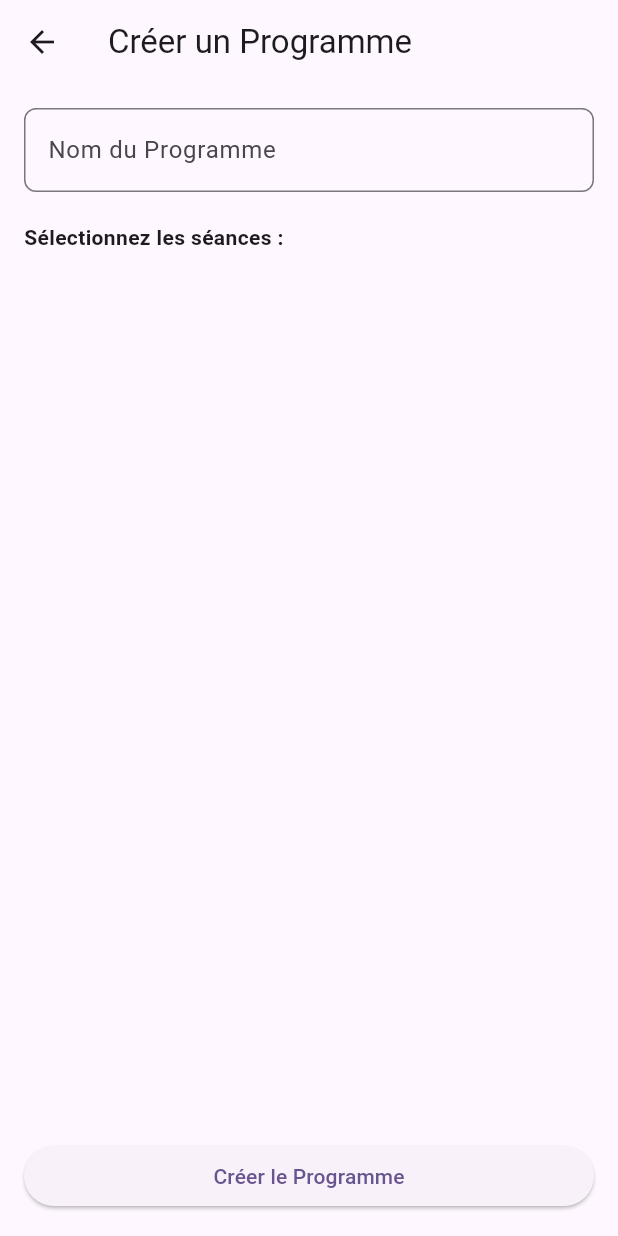
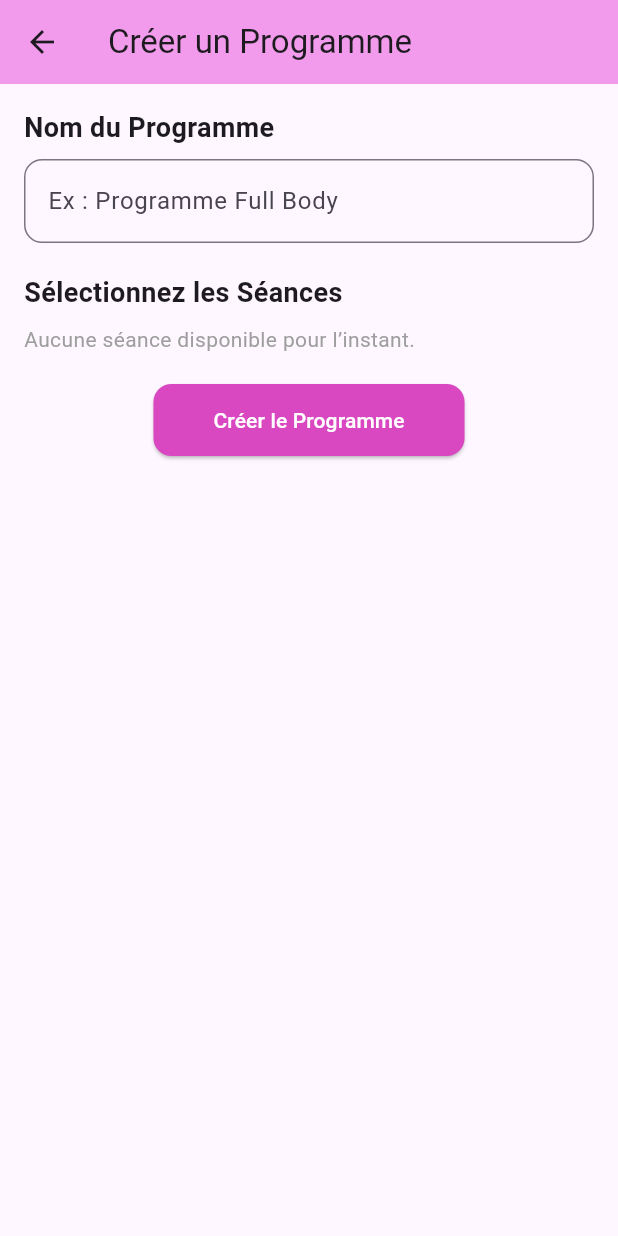
Before and after one commit to Roowka/GymbrOS, a Flutter app: the ProgramPage screen opened directly, on a phone screen of 412 x 824 dp. Run offline on Flutter 3.47's test engine with Material 3 defaults, Android fonts, the light colour scheme and no system bars; our stand-ins replace sqflite, table_calendar; accounts and stored records are empty.

```diff
--- a/lib/src/features/program/page/program_page.dart
+++ b/lib/src/features/program/page/program_page.dart
@@ -1,7 +1,8 @@
 import 'package:flutter/material.dart';
 import 'package:provider/provider.dart';
 import 'package:gymbros/src/features/providers/session_provider.dart';
-import 'package:gymbros/src/features/providers/program_provider.dart'; // Import ProgramProvider
+import 'package:gymbros/src/features/providers/program_provider.dart';
+import 'package:gymbros/src/shared/utils/constants.dart';
 
 class ProgramPage extends StatefulWidget {
   const ProgramPage({Key? key}) : super(key: key);
@@ -24,29 +25,47 @@ class _ProgramPageState extends State<ProgramPage> {
     return Scaffold(
       appBar: AppBar(
         title: const Text('Créer un Programme'),
+        backgroundColor: AppColors.secondaryColor,
       ),
       body: SingleChildScrollView(
         padding: const EdgeInsets.all(16),
         child: Column(
           crossAxisAlignment: CrossAxisAlignment.start,
           children: [
+            // Champ pour le nom du programme
+            _buildSectionTitle('Nom du Programme'),
+            const SizedBox(height: 8),
             TextField(
               controller: programNameController,
               decoration: InputDecoration(
-                labelText: 'Nom du Programme',
+                labelText: 'Ex : Programme Full Body',
                 border: OutlineInputBorder(
-                  borderRadius: BorderRadius.circular(8),
+                  borderRadius: BorderRadius.circular(12),
+                ),
+                focusedBorder: OutlineInputBorder(
+                  borderRadius: BorderRadius.circular(12),
                 ),
               ),
             ),
             const SizedBox(height: 20),
+
+            // Sélection des séances
+            _buildSectionTitle('Sélectionnez les Séances'),
+            const SizedBox(height: 8),
+            if (sessions.isEmpty)
               const Text(
-              'Sélectionnez les séances :',
-              style: TextStyle(fontWeight: FontWeight.bold),
+                'Aucune séance disponible pour l’instant.',
+                style: TextStyle(color: Colors.grey),
+              )
+            else
+              Card(
+                shape: RoundedRectangleBorder(
+                  borderRadius: BorderRadius.circular(12),
                 ),
-            ...sessions.map((session) {
+                elevation: 2,
+                child: Column(
+                  children: sessions.map((session) {
                     final isSelected = selectedSessionIds.contains(session.id);
-
                     return CheckboxListTile(
                       title: Text(session.name),
                       subtitle: Text('${session.duration} minutes'),
@@ -62,16 +81,50 @@ class _ProgramPageState extends State<ProgramPage> {
                       },
                     );
                   }).toList(),
+                ),
+              ),
+            const SizedBox(height: 20),
+
+            // Bouton de validation
+            Center(
+              child: ElevatedButton(
+                onPressed: () {
+                  _validateAndSaveProgram(context, programProvider);
+                },
+                style: ElevatedButton.styleFrom(
+                  backgroundColor: AppColors.primaryColor,
+                  foregroundColor: Colors.white,
+                  padding:
+                      const EdgeInsets.symmetric(horizontal: 40, vertical: 14),
+                  shape: RoundedRectangleBorder(
+                    borderRadius: BorderRadius.circular(12),
+                  ),
+                ),
+                child: const Text('Créer le Programme'),
+              ),
+            ),
           ],
         ),
       ),
-      bottomNavigationBar: Padding(
-        padding: const EdgeInsets.all(16),
-        child: ElevatedButton(
-          onPressed: () {
+    );
+  }
+
+  Widget _buildSectionTitle(String title) {
+    return Text(
+      title,
+      style: const TextStyle(
+        fontSize: 18,
+        fontWeight: FontWeight.bold,
+      ),
+    );
+  }
+
+  void _validateAndSaveProgram(
+      BuildContext context, ProgramProvider programProvider) {
     if (programNameController.text.isEmpty) {
       ScaffoldMessenger.of(context).showSnackBar(
-                const SnackBar(content: Text('Veuillez entrer un nom.')),
+        const SnackBar(
+            content: Text('Veuillez entrer un nom pour le programme.')),
       );
       return;
     }
@@ -94,11 +147,9 @@ class _ProgramPageState extends State<ProgramPage> {
     );
 
     // Retour à la page d'accueil
+    ScaffoldMessenger.of(context).showSnackBar(
+      const SnackBar(content: Text('Programme créé avec succès !')),
+    );
     Navigator.pushReplacementNamed(context, '/home');
-          },
-          child: const Text('Créer le Programme'),
-        ),
-      ),
-    );
   }
 }
```
Also changed, not shown: lib/src/features/calendar/calendar_page.dart (+29 -33 lines), lib/src/features/program/page/program_details_page.dart (+28 -14 lines), lib/src/features/program/page/program_planning_page.dart (+11 -8 lines), lib/src/features/providers/calendar_provider.dart (+13 -2 lines). Lines whose indentation alone changed are shown as unchanged.
